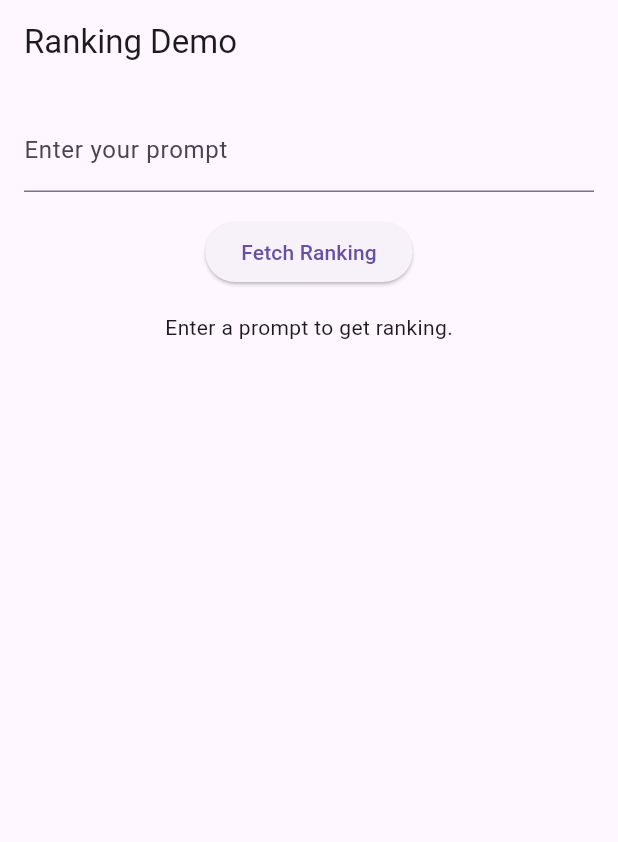
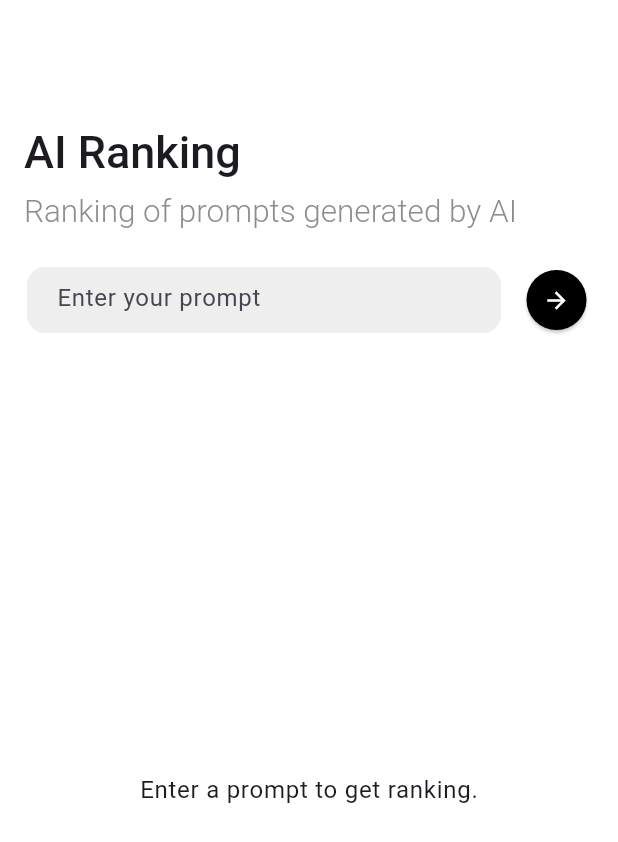
Before and after one commit to senenpalanca/ranking, a Flutter app: the screen it shows after launch, on a phone screen of 412 x 824 dp. Shown: the top 842 px of the screen. Run offline on Flutter 3.47's test engine with Material 3 defaults, Android fonts, the phone set to English and light mode, and no system bars; our stand-ins replace flutter_bloc.

Commit message:
Add color constants, implement pinned search header, and enhance ranking item display

```diff
--- /dev/null
+++ b/lib/core/constants/colors.dart
@@ -0,0 +1,5 @@
+import 'dart:ui';
+
+class AppColors {
+  static const Color background = Color(0xFFFFFFFF);
+}
--- a/lib/features/ranking/data/models/ranking_item.dart
+++ b/lib/features/ranking/data/models/ranking_item.dart
@@ -1,13 +1,13 @@
 class RankingItem {
   final String title;
   final String description;
-  final String? imageUrl;
   final double? rating;
+  final int? position;
 
   RankingItem({
     required this.title,
     required this.description,
-    this.imageUrl,
+    required this.position,
     this.rating,
   });
 
@@ -15,7 +15,7 @@ class RankingItem {
     return RankingItem(
       title: json['title'] as String,
       description: json['description'] as String,
-      imageUrl: json['imageUrl'] as String?,
+      position: json['position'] as int?,
       rating: (json['rating'] as num?)?.toDouble(),
     );
   }
--- a/lib/features/ranking/ui/screens/ranking_page.dart
+++ b/lib/features/ranking/ui/screens/ranking_page.dart
@@ -1,10 +1,12 @@
 import 'package:flutter/material.dart';
 import 'package:flutter_bloc/flutter_bloc.dart';
 
-import '../../../../core/constants/dimens.dart';
+import '../../../../core/constants/colors.dart';
 import '../../domain/get_ranking_use_case.dart';
 import '../bloc/ranking_bloc.dart';
+import '../widgets/pinned_search_header.dart';
 import '../widgets/ranking_item_card.dart';
+import '../widgets/shimmer_sliver.dart';
 
 class RankingPage extends StatelessWidget {
   const RankingPage({Key? key}) : super(key: key);
@@ -31,49 +33,111 @@ class _RankingView extends StatefulWidget {
 class _RankingViewState extends State<_RankingView> {
   final TextEditingController _promptController = TextEditingController();
 
-  @override
-  Widget build(BuildContext context) {
-    return Scaffold(
-      appBar: AppBar(
-        title: const Text('Ranking Demo'),
-      ),
-      body: Padding(
-        padding: const EdgeInsets.all(Dimens.paddingMedium),
-        child: Column(
-          children: [
-            TextField(
-              controller: _promptController,
-              decoration: const InputDecoration(
-                labelText: 'Enter your prompt',
-              ),
-            ),
-            const SizedBox(height: Dimens.paddingMedium),
-            ElevatedButton(
-              onPressed: () {
+  void _onSearch() {
     final prompt = _promptController.text.trim();
     if (prompt.isNotEmpty) {
       context.read<RankingBloc>().add(FetchRankingEvent(prompt));
     }
+    FocusScope.of(context).unfocus();
+  }
+
+  @override
+  Widget build(BuildContext context) {
+    return Scaffold(
+      body: Container(
+       color: AppColors.background,
+        child: SafeArea(
+          child: CustomScrollView(
+            slivers: [
+              SliverAppBar(
+                pinned: true,
+                floating: false,
+                scrolledUnderElevation: 0,
+                expandedHeight: 170,
+                collapsedHeight: 58,
+                backgroundColor: AppColors.background,
+                flexibleSpace: LayoutBuilder(
+                  builder: (context, constraints) {
+                    final currentHeight = constraints.biggest.height;
+                    double fadeValue = (currentHeight - 80) / (170 - 60);
+                    fadeValue = fadeValue.clamp(0.0, 1.0);
+
+                    return FlexibleSpaceBar(
+                      titlePadding: const EdgeInsets.only(left: 16, bottom: 16, top: 16),
+                      title: SingleChildScrollView(
+                        physics: const NeverScrollableScrollPhysics(),
+                        child: Column(
+                          crossAxisAlignment: CrossAxisAlignment.start,
+                          mainAxisAlignment: MainAxisAlignment.end,
+                          children: [
+                            const Text(
+                              'AI Ranking',
+                              style: TextStyle(
+                                fontSize: 20,
+                                fontWeight: FontWeight.w500,
+                              ),
+                            ),
+                            ...[
+                            const SizedBox(height: 5),
+                            Opacity(
+                              opacity: fadeValue,
+                              child: Text(
+                                'Ranking of prompts generated by AI',
+                                style: TextStyle(
+                                  fontSize: 14,
+                                  fontWeight: FontWeight.w300,
+                                  color: Colors.grey[600],
+                                ),
+                              ),
+                            ),
+                            ]
+                          ],
+                        ),
+                      ),
+                      background: Container(
+                        color: AppColors.background,
+                      ),
+                      collapseMode: CollapseMode.pin,
+                    );
                   },
-              child: const Text('Fetch Ranking'),
                 ),
-            const SizedBox(height: Dimens.paddingMedium),
-            Expanded(
-              child: BlocBuilder<RankingBloc, RankingState>(
+              ),
+
+              SliverPersistentHeader(
+                pinned: true,
+                delegate: PinnedSearchHeader(
+                  onSearch: _onSearch,
+                  textController: _promptController,
+                ),
+              ),
+
+              BlocBuilder<RankingBloc, RankingState>(
                 builder: (context, state) {
                   if (state is RankingInitial) {
-                    return const Text('Enter a prompt to get ranking.');
+                    return SliverFillRemaining(
+                      hasScrollBody: false,
+                      child: Center(
+                        child: Text(
+                          'Enter a prompt to get ranking.',
+                          style: Theme.of(context).textTheme.bodyLarge,
+                        ),
+                      ),
+                    );
                   } else if (state is RankingLoading) {
-                    return const Center(child: CircularProgressIndicator());
+                    return const ShimmerSliver(count: 6);
                   } else if (state is RankingLoaded) {
                     final items = state.items;
-
-                    return ListView.builder(
-                      itemCount: items.length,
-                      itemBuilder: (context, index) {
+                    return SliverList(
+                      delegate: SliverChildBuilderDelegate(
+                            (context, index) {
                           final item = items[index];
-                        return TweenAnimationBuilder<double>(
-                          duration: const Duration(milliseconds: 350),
+                          return Padding(
+                            padding: const EdgeInsets.symmetric(
+                              horizontal: 16,
+                              vertical: 8,
+                            ),
+                            child: TweenAnimationBuilder<double>(
+                              duration: const Duration(milliseconds: 500),
                               tween: Tween(begin: 0.0, end: 1.0),
                               builder: (context, value, child) {
                                 return Opacity(
@@ -81,20 +145,29 @@ class _RankingViewState extends State<_RankingView> {
                                   child: RankingItemCard(item: item),
                                 );
                               },
+                            ),
                           );
                         },
+                        childCount: items.length,
+                      ),
                     );
                   } else if (state is RankingError) {
-                    return Text(
-                      state.message,
+                    return SliverFillRemaining(
+                      hasScrollBody: false,
+                      child: Center(
+                        child: Text(
+                          'Error: ${state.message}',
                           style: const TextStyle(color: Colors.red),
+                        ),
+                      ),
                     );
+                  } else {
+                    return SliverFillRemaining(child: Container());
                   }
-                  return const SizedBox();
                 },
               ),
+            ],
           ),
-          ],
         ),
       ),
     );
--- a/lib/main.dart
+++ b/lib/main.dart
@@ -19,8 +19,7 @@ class MyApp extends StatelessWidget {
     return MaterialApp(
       title: 'Flutter Demo',
       theme: ThemeData(
-
-        primarySwatch: Colors.blue,
+        primarySwatch: Colors.green,
       ),
       home: const RankingPage(),
     );
```
Also changed, not shown: lib/features/ranking/data/ranking_repository.dart (+9 -9 lines), lib/features/ranking/ui/widgets/pinned_search_header.dart (added, +76 -0 lines), lib/features/ranking/ui/widgets/ranking_item_card.dart (+40 -22 lines), lib/features/ranking/ui/widgets/shimmer_sliver.dart (added, +45 -0 lines). Lines whose indentation alone changed are shown as unchanged.
